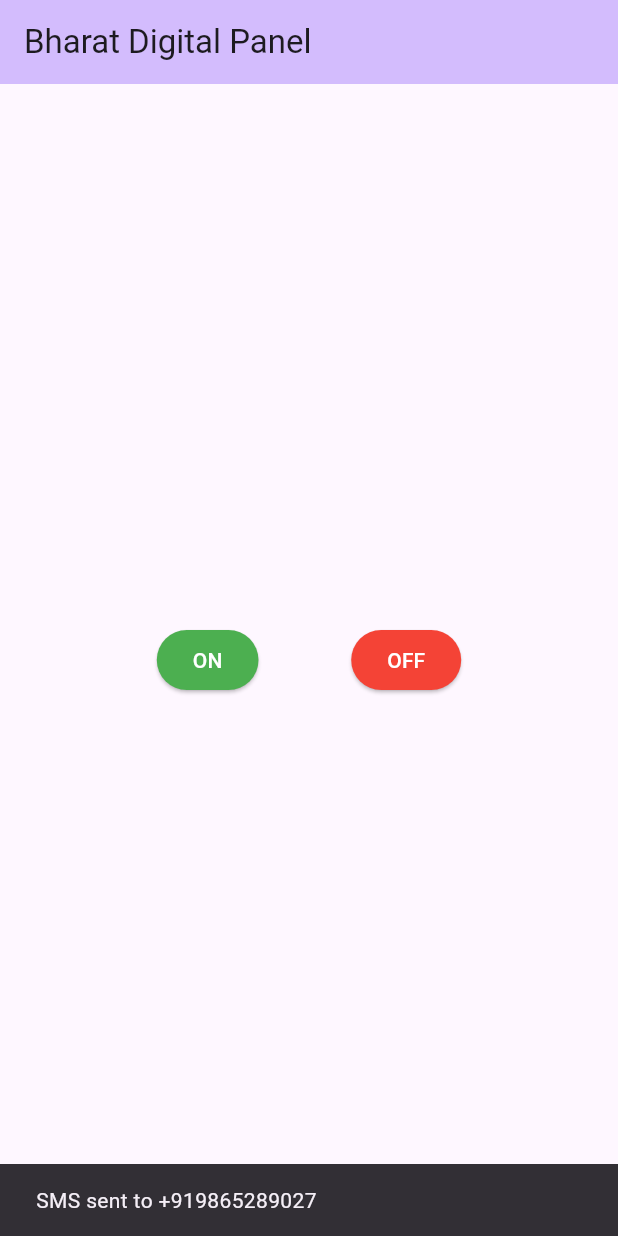
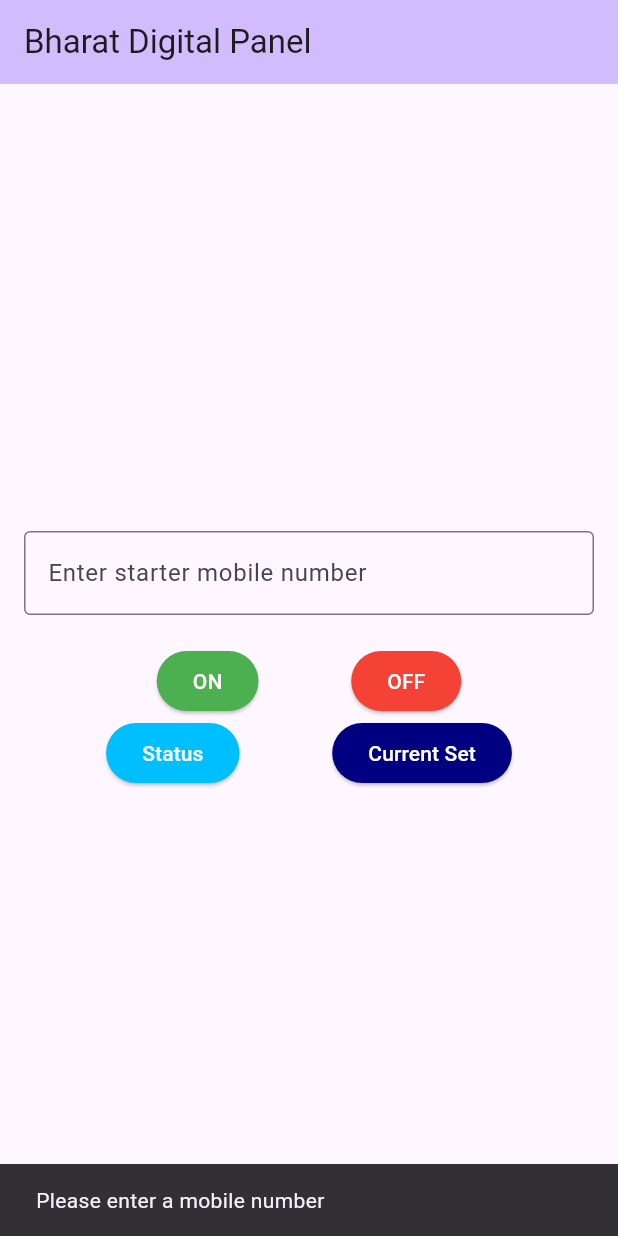
Before and after one commit to Bharat-Digital-Panel/SmartApp, a Flutter app: the screen it shows after launch, after a tap on "ON", on a phone screen of 412 x 824 dp. Run offline on Flutter 3.47's test engine with Material 3 defaults, Android fonts, the light colour scheme and no system bars; our stand-ins replace permission_handler.

Commit message:
feat : SMS for Current SET and Status

```diff
--- a/lib/ui/home/home_page.dart
+++ b/lib/ui/home/home_page.dart
@@ -22,18 +22,30 @@ class MyHomePage extends StatefulWidget {
 
 class _MyHomePageState extends State<MyHomePage> {
   static const platform = MethodChannel('com.example.sms/send');
-  // final TextEditingController _phoneController = TextEditingController();
+  final TextEditingController _phoneController = TextEditingController();
+
+  // Future<void> _loadSavedPhoneNumber() async {
+  //   SharedPreferences prefs = await SharedPreferences.getInstance();
+  //   String? savedPhone = prefs.getString('mobile_number');
+  //   if (savedPhone != null) {
+  //     _phoneController.text = savedPhone;
+  //   }
+  // }
+
+  // Future<void> _savePhoneNumber(String phone) async {
+  //   SharedPreferences prefs = await SharedPreferences.getInstance();
+  //   await prefs.setString('mobile_number', phone);
+  // }
 
   Future<void> _sendSms(String message) async {
-    // final phone = _phoneController.text.trim();
-    final phone = "+919865289027"; // replace with your number
+    final phone = _phoneController.text.trim();
 
-    // if (phone.isEmpty) {
-    //   ScaffoldMessenger.of(
-    //     context,
-    //   ).showSnackBar(SnackBar(content: Text('Please enter a mobile number')));
-    //   return;
-    // }
+    if (phone.isEmpty) {
+      ScaffoldMessenger.of(
+        context,
+      ).showSnackBar(SnackBar(content: Text('Please enter a mobile number')));
+      return;
+    }
 
     await Permission.sms.request();
 
@@ -54,11 +66,11 @@ class _MyHomePageState extends State<MyHomePage> {
     }
   }
 
-  // @override
-  // void dispose() {
-  //   _phoneController.dispose();
-  //   super.dispose();
-  // }
+  @override
+  void dispose() {
+    _phoneController.dispose();
+    super.dispose();
+  }
 
   @override
   Widget build(BuildContext context) {
@@ -78,21 +90,24 @@ class _MyHomePageState extends State<MyHomePage> {
         // the App.build method, and use it to set our appbar title.
         title: Text(widget.title),
       ),
-      body: Center(
-        // Center is a layout widget. It takes a single child and positions it
-        // in the middle of the parent.
-        child: Row(
+      body: Padding(
+        padding: const EdgeInsets.all(16.0),
+        child: Column(
           mainAxisAlignment: MainAxisAlignment.center,
           children: <Widget>[
-            // TextField(
-            //   controller: _phoneController,
-            //   decoration: InputDecoration(
-            //     labelText: 'Enter Mobile Number',
-            //     border: OutlineInputBorder(),
-            //     prefixText: '+91 ',
-            //   ),
-            //   keyboardType: TextInputType.phone,
-            // ),
+            TextField(
+              controller: _phoneController,
+              decoration: InputDecoration(
+                labelText: 'Enter starter mobile number',
+                border: OutlineInputBorder(),
+                prefixText: '+91 ',
+              ),
+              keyboardType: TextInputType.phone,
+            ),
+            const SizedBox(height: 20),
+            Row(
+              mainAxisAlignment: MainAxisAlignment.center,
+              children: <Widget>[
                 ElevatedButton(
                   style: ElevatedButton.styleFrom(
                     backgroundColor: Color(0xFF4CAF50),
@@ -112,6 +127,30 @@ class _MyHomePageState extends State<MyHomePage> {
                 ),
               ],
             ),
+            Row(
+              mainAxisAlignment: MainAxisAlignment.center,
+              children: <Widget>[
+                ElevatedButton(
+                  style: ElevatedButton.styleFrom(
+                    backgroundColor: Color.fromRGBO(0,191,255, 1),
+                    foregroundColor: Colors.white,
+                  ),
+                  onPressed: () => _sendSms("STS"),
+                  child: const Text('Status'),
+                ),
+                SizedBox(width: MediaQuery.of(context).size.width * 0.15),
+                ElevatedButton(
+                  style: ElevatedButton.styleFrom(
+                    backgroundColor: Color.fromRGBO(0,0,128,1),
+                    foregroundColor: Colors.white,
+                  ),
+                  onPressed: () => _sendSms("SET 10"),
+                  child: const Text('Current Set'),
+                ),
+              ],
+            ),
+          ],
+        ),
       ),
     );
   }
```
Lines whose indentation alone changed are shown as unchanged.
